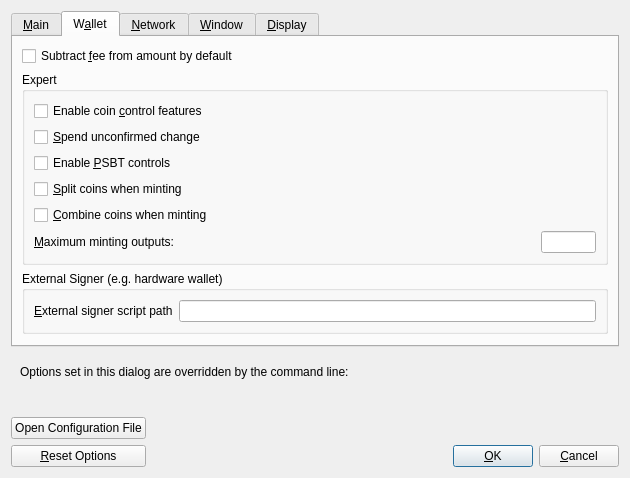
Before: the Qt Designer form src/qt/forms/optionsdialog.ui in belovachap/RePeer, drawn with Qt 5.
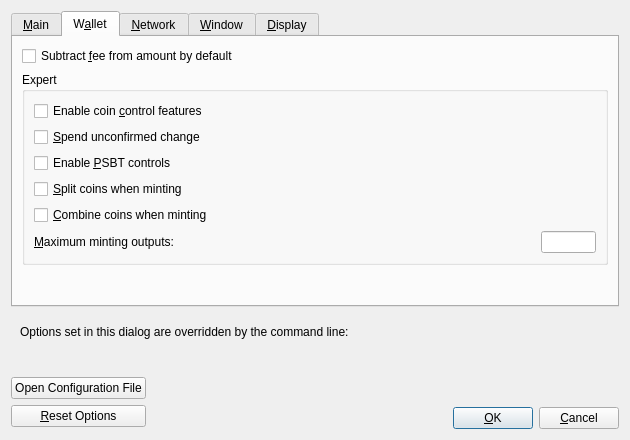
After: the same form once the commit is applied. The open tabs and pages were chosen to show the change. Custom widgets are drawn as their Qt base class.

Commit message: Working toward removing external signer.

Diff of the .ui file:
```diff
--- a/src/qt/forms/optionsdialog.ui
+++ b/src/qt/forms/optionsdialog.ui
@@ -271,36 +271,6 @@
          </layout>
         </widget>
        </item>
-       <item>
-        <widget class="QGroupBox" name="groupBoxHww">
-         <property name="title">
-          <string>External Signer (e.g. hardware wallet)</string>
-         </property>
-         <layout class="QVBoxLayout" name="verticalLayoutHww">
-          <item>
-           <layout class="QHBoxLayout" name="horizontalLayoutHww">
-            <item>
-             <widget class="QLabel" name="externalSignerPathLabel">
-              <property name="text">
-               <string>&amp;External signer script path</string>
-              </property>
-              <property name="buddy">
-               <cstring>externalSignerPath</cstring>
-              </property>
-             </widget>
-            </item>
-            <item>
-             <widget class="QLineEdit" name="externalSignerPath">
-              <property name="toolTip">
-               <string>Full path to a %1 compatible script (e.g. C:\Downloads\hwi.exe or /Users/you/Downloads/hwi.py). Beware: malware can steal your coins!</string>
-              </property>
-             </widget>
-            </item>
-           </layout>
-          </item>
-         </layout>
-        </widget>
-       </item>
        <item>
         <spacer name="verticalSpacer_Wallet">
          <property name="orientation">
```
The commit also changes 38 other files.
